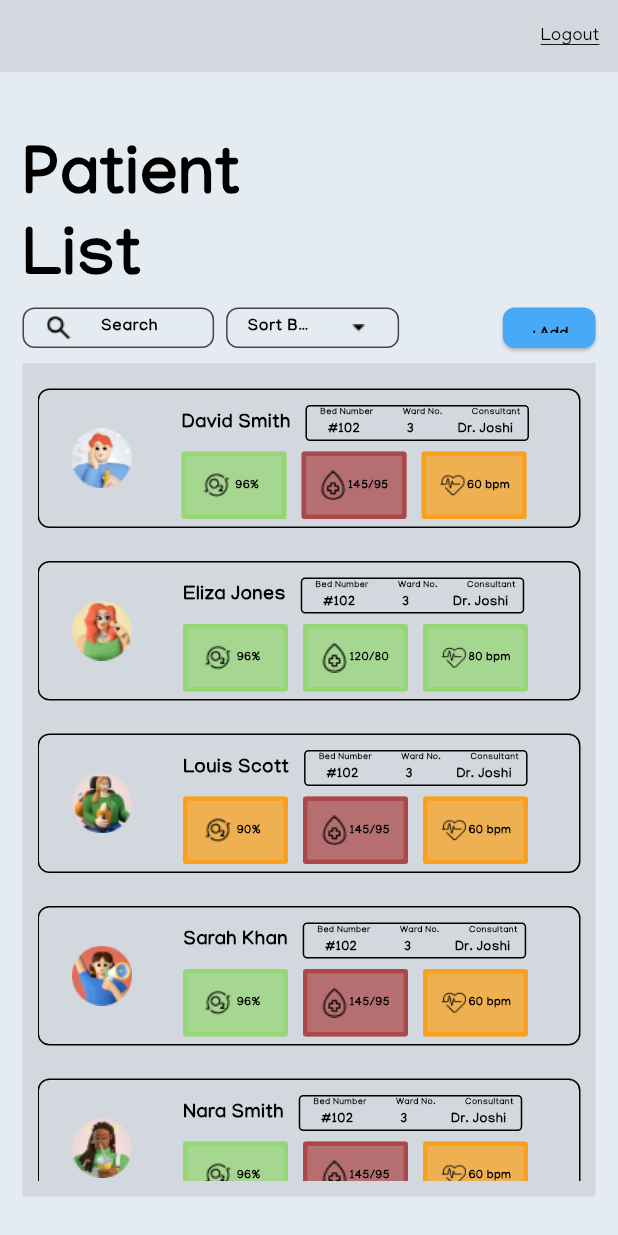
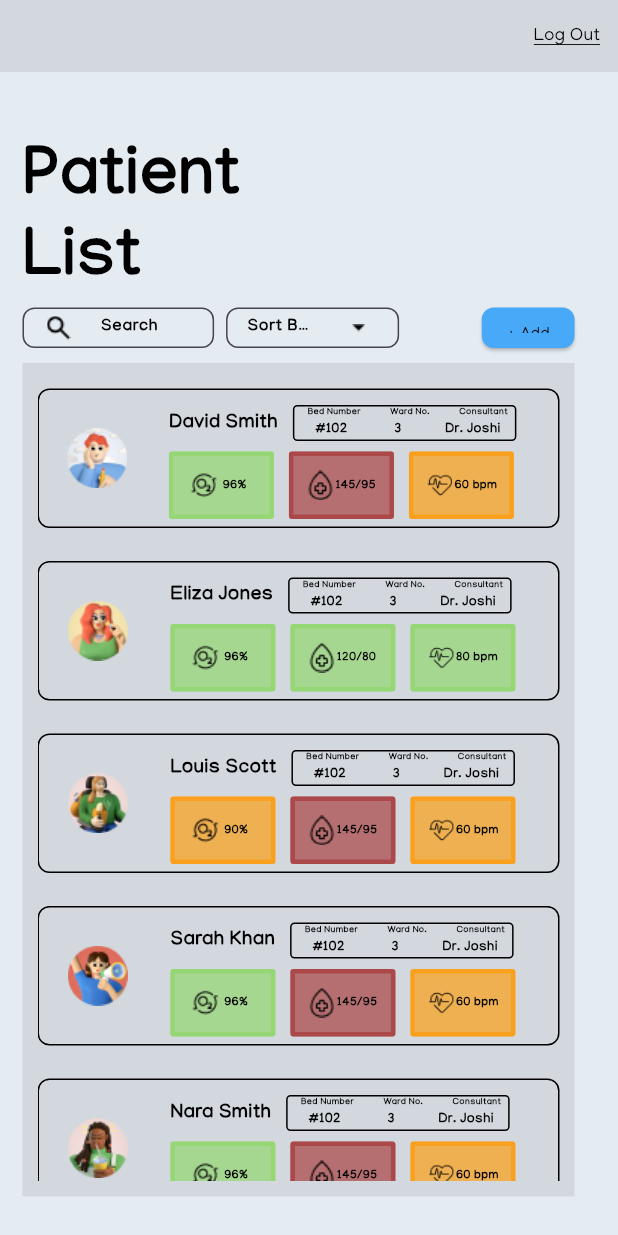
Before and after one commit to shubham-pokhrel/healthcare-app, a Flutter app: the screen it shows after launch, after a tap on "Sign In", on a phone screen of 412 x 824 dp. Run offline on Flutter 3.47's test engine with Material 3 defaults, Android fonts, the phone set to English and light mode, and no system bars.

Commit message:
minor correction on designs

```diff
--- a/lib/screens/patientlist_screen.dart
+++ b/lib/screens/patientlist_screen.dart
@@ -92,7 +92,7 @@ class _PatientlistScreenState extends State<PatientlistScreen> {
                       children: [
                         ConstrainedBox(
                           constraints: BoxConstraints(
-                            maxWidth: constraints.maxWidth * 0.42 > 476 ? 476 + constraints.maxWidth * 0.01 : constraints.maxWidth * 0.42,
+                            maxWidth: constraints.maxWidth * 0.35 > 476 ? 476 + constraints.maxWidth * 0.01 : constraints.maxWidth * 0.35,
                             maxHeight: constraints.maxWidth * 0.2 > 50 ? 50 : constraints.maxWidth * 0.2,
                           ),
                           child: TextField(
@@ -173,6 +173,8 @@ class _PatientlistScreenState extends State<PatientlistScreen> {
                               shape: RoundedRectangleBorder(
                                 borderRadius: BorderRadius.circular(8),
                               ),
+
+
                             ),
                             child: Text(
                               '+ Add Patient',
@@ -235,7 +237,7 @@ class _PatientlistScreenState extends State<PatientlistScreen> {
                                 context); // Navigate back to the previous screen (LoginScreen)
                           },
                           child: Text(
-                            'Logout',
+                            'Log Out',
                             style: TextStyle(
                               decoration: TextDecoration.underline,
                               decorationColor: isDarkModec ? Colors.white : Colors.black,
@@ -288,7 +290,7 @@ class _PatientlistScreenState extends State<PatientlistScreen> {
                   ),
                   Padding(
                     padding: const EdgeInsets.only(
-                        left: 15.0, right: 15.0, bottom: 10.0),
+                        left: 15.0, right: 29.0, bottom: 10.0),
                     child: Row(
                       children: [
                         ConstrainedBox(
@@ -389,10 +391,10 @@ class _PatientlistScreenState extends State<PatientlistScreen> {
                               ),
                             ),
                             child: Text(
-                              '+Add',
+                              '+ Add',
                               style: TextStyle(
                                 fontSize: 11,
-                                fontWeight: FontWeight.w700,
+                                fontWeight: FontWeight.w400,
                                 color: isDarkMode ? Colors.white : Colors.black,
                                 fontFamily: 'Manjari',
                               ),
@@ -405,7 +407,7 @@ class _PatientlistScreenState extends State<PatientlistScreen> {
                   // List of patients for Mobile
                   Padding(
                     padding: const EdgeInsets.only(
-                        right: 15.0, left: 15.0, bottom: 20.0),
+                        right: 29.0, left: 15.0, bottom: 20.0),
                     child: Container(
                       color: isDarkMode ? Color(0xFF45515F) :  Color(0xFFD3D8DE),
                       padding: const EdgeInsets.only(
```
